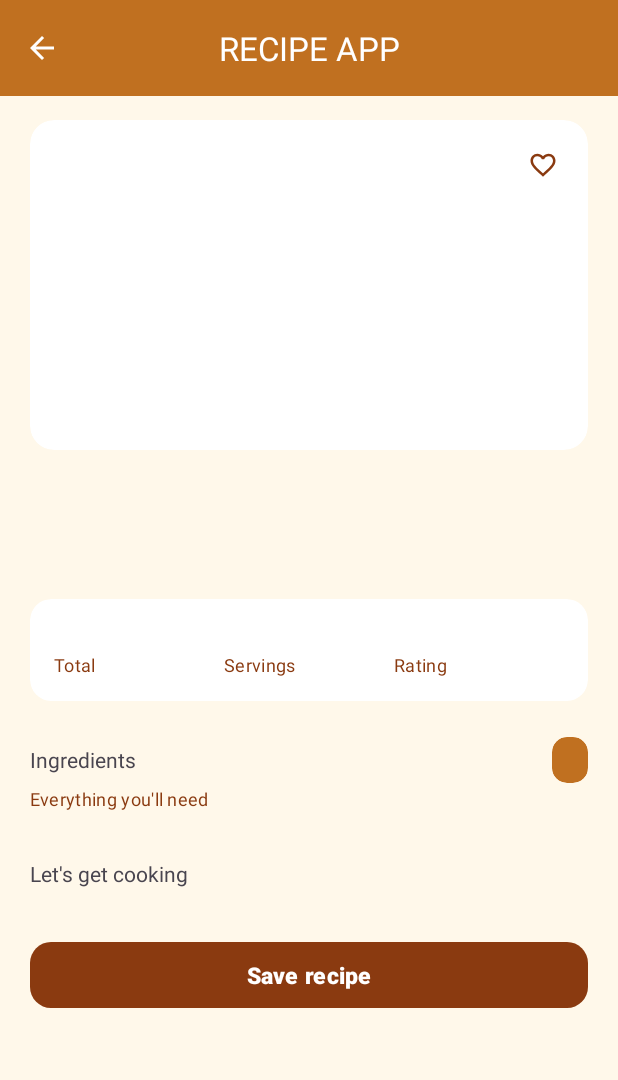
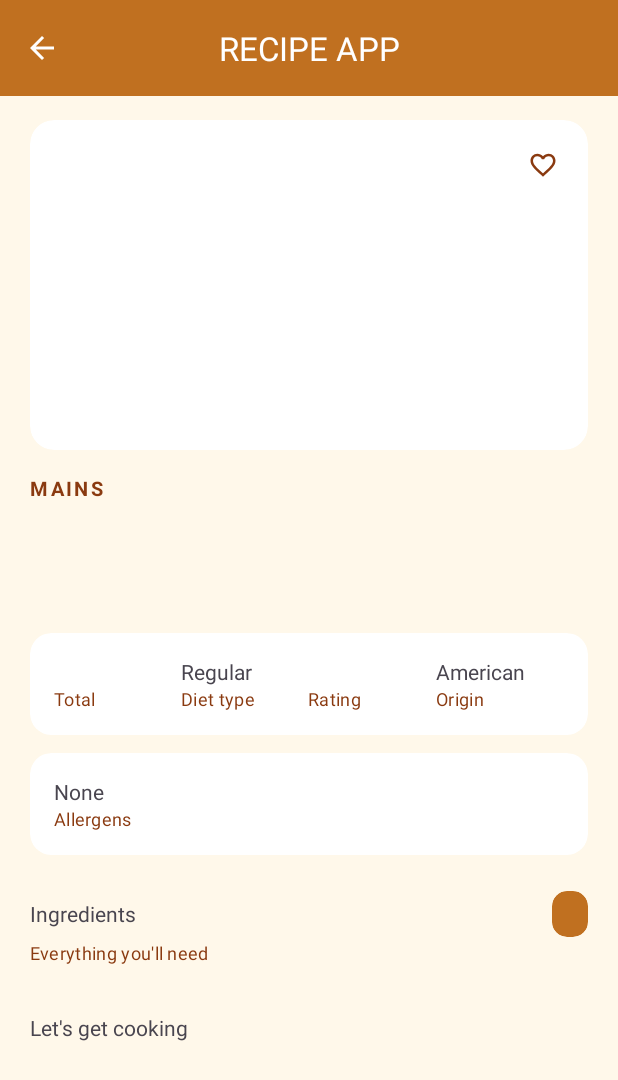
Before and after one commit to milicacorilic/mobilne-aplikacije-projekat-2026, an Android app: the fragment RecipeDetailsFragment shown on its own in the app's theme, on a phone screen of 412 x 824 dp. Shown: the top 1080 px of the screen. Run offline under Robolectric (Android 15) with nearby library versions, the phone set to English and light mode, and no system bars; 1 statement that could not run was skipped.

Commit message:
refactor: add more recipe info in fragment_recipe_details.xml

```diff
--- a/app/src/main/res/layout/fragment_recipe_details.xml
+++ b/app/src/main/res/layout/fragment_recipe_details.xml
@@ -84,10 +84,21 @@
                 </com.google.android.material.card.MaterialCardView>
 
                 <TextView
+                    android:id="@+id/tvMealType"
+                    android:layout_width="wrap_content"
+                    android:layout_height="wrap_content"
+                    android:layout_marginTop="16dp"
+                    android:letterSpacing="0.12"
+                    android:text="@string/meal_type_mains"
+                    android:textAllCaps="true"
+                    android:textAppearance="@style/TextAppearance.App.Label"
+                    android:textColor="?attr/colorPrimary" />
+
+                <TextView
                     android:id="@+id/tvRecipeName"
                     android:layout_width="wrap_content"
                     android:layout_height="wrap_content"
-                    android:layout_marginTop="16dp" />
+                    android:layout_marginTop="4dp" />
 
                 <TextView
                     android:id="@+id/tvAuthor"
@@ -125,7 +136,9 @@
                             <TextView
                                 android:id="@+id/tvStatTotal"
                                 android:layout_width="wrap_content"
-                                android:layout_height="wrap_content" />
+                                android:layout_height="wrap_content"
+                                android:ellipsize="end"
+                                android:maxLines="1" />
                             <TextView
                                 android:layout_width="wrap_content"
                                 android:layout_height="wrap_content"
@@ -139,13 +152,16 @@
                             android:layout_weight="1"
                             android:orientation="vertical">
                             <TextView
-                                android:id="@+id/tvStatServings"
+                                android:id="@+id/tvStatDiet"
                                 android:layout_width="wrap_content"
-                                android:layout_height="wrap_content" />
+                                android:layout_height="wrap_content"
+                                android:ellipsize="end"
+                                android:maxLines="1"
+                                android:text="@string/diet_regular" />
                             <TextView
                                 android:layout_width="wrap_content"
                                 android:layout_height="wrap_content"
-                                android:text="@string/stat_servings"
+                                android:text="@string/stat_diet_type"
                                 android:textAppearance="@style/TextAppearance.App.Caption" />
                         </LinearLayout>
 
@@ -157,13 +173,63 @@
                             <TextView
                                 android:id="@+id/tvStatRating"
                                 android:layout_width="wrap_content"
-                                android:layout_height="wrap_content" />
+                                android:layout_height="wrap_content"
+                                android:ellipsize="end"
+                                android:maxLines="1" />
                             <TextView
                                 android:layout_width="wrap_content"
                                 android:layout_height="wrap_content"
                                 android:text="@string/stat_rating"
                                 android:textAppearance="@style/TextAppearance.App.Caption" />
                         </LinearLayout>
+
+                        <LinearLayout
+                            android:layout_width="0dp"
+                            android:layout_height="wrap_content"
+                            android:layout_weight="1"
+                            android:orientation="vertical">
+                            <TextView
+                                android:id="@+id/tvStatOrigin"
+                                android:layout_width="wrap_content"
+                                android:layout_height="wrap_content"
+                                android:ellipsize="end"
+                                android:maxLines="1"
+                                android:text="@string/origin_american" />
+                            <TextView
+                                android:layout_width="wrap_content"
+                                android:layout_height="wrap_content"
+                                android:text="@string/stat_origin"
+                                android:textAppearance="@style/TextAppearance.App.Caption" />
+                        </LinearLayout>
+                    </LinearLayout>
+
+                </com.google.android.material.card.MaterialCardView>
+
+                <com.google.android.material.card.MaterialCardView
+                    android:layout_width="match_parent"
+                    android:layout_height="wrap_content"
+                    android:layout_marginTop="12dp"
+                    app:cardCornerRadius="14dp"
+                    app:cardElevation="0dp"
+                    app:strokeWidth="0dp">
+
+                    <LinearLayout
+                        android:layout_width="match_parent"
+                        android:layout_height="wrap_content"
+                        android:orientation="vertical"
+                        android:padding="16dp">
+
+                        <TextView
+                            android:id="@+id/tvAllergens"
+                            android:layout_width="match_parent"
+                            android:layout_height="wrap_content"
+                            android:text="@string/allergens_none" />
+
+                        <TextView
+                            android:layout_width="wrap_content"
+                            android:layout_height="wrap_content"
+                            android:text="@string/stat_allergens"
+                            android:textAppearance="@style/TextAppearance.App.Caption" />
                     </LinearLayout>
                 </com.google.android.material.card.MaterialCardView>
 
@@ -226,14 +292,6 @@
                     android:layout_height="wrap_content"
                     android:layout_marginTop="8dp"
                     android:orientation="vertical" />
-
-                <com.google.android.material.button.MaterialButton
-                    android:id="@+id/btnSaveRecipe"
-                    style="@style/Widget.App.Button"
-                    android:layout_width="match_parent"
-                    android:layout_height="wrap_content"
-                    android:layout_marginTop="24dp"
-                    android:text="@string/save_recipe" />
             </LinearLayout>
         </androidx.constraintlayout.widget.ConstraintLayout>
     </androidx.core.widget.NestedScrollView>
--- a/app/src/main/res/values/strings.xml
+++ b/app/src/main/res/values/strings.xml
@@ -45,4 +45,11 @@
     <string name="stat_rating">Rating</string>
     <string name="back">Back</string>
     <string name="favorite">Favorite</string>
+    <string name="meal_type_mains">Mains</string>
+    <string name="stat_diet_type">Diet type</string>
+    <string name="diet_regular">Regular</string>
+    <string name="stat_origin">Origin</string>
+    <string name="origin_american">American</string>
+    <string name="stat_allergens">Allergens</string>
+    <string name="allergens_none">None</string>
 </resources>
```
